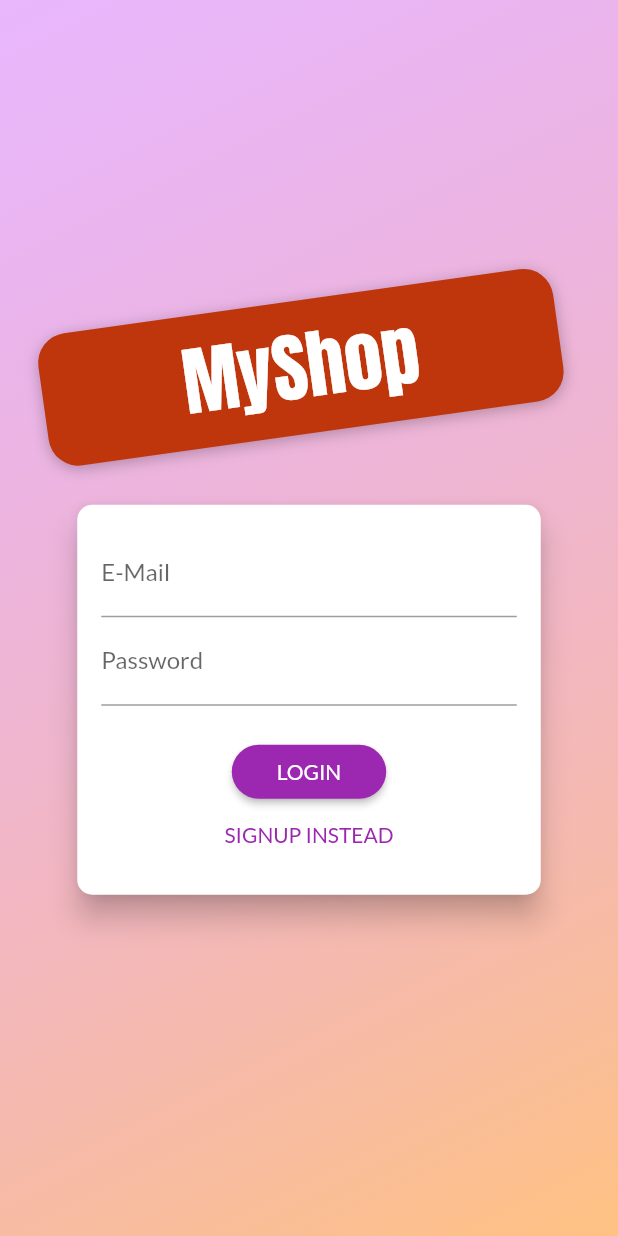
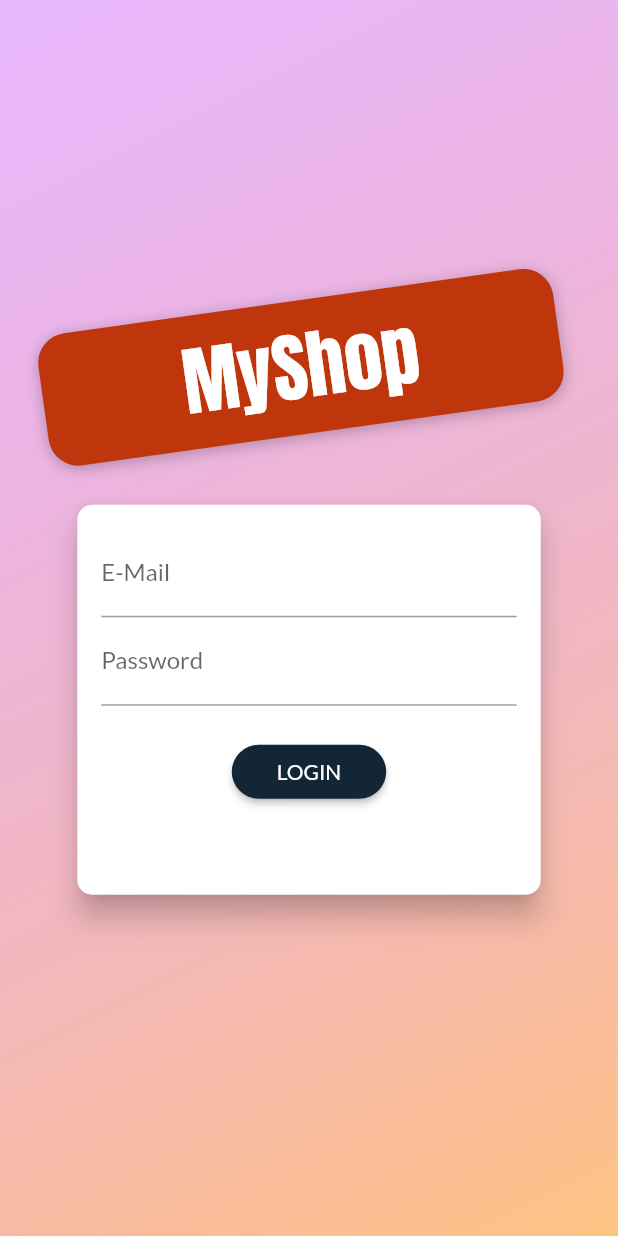
Before and after one commit to nikunjsaraf-oss/shopping_app, a Flutter app: the screen it shows after launch, on a phone screen of 412 x 824 dp. Run offline on Flutter 3.47's test engine with Material 2 defaults, Android fonts, the phone set to English and light mode, and no system bars; our stand-ins replace shared_preferences.

Commit message:
Customise App

```diff
--- a/lib/main.dart
+++ b/lib/main.dart
@@ -48,8 +48,8 @@ class MyApp extends StatelessWidget {
         builder: (ctx, auth, _) => MaterialApp(
           title: 'MyShop',
           theme: ThemeData(
-            primarySwatch: Colors.purple,
-            accentColor: Colors.deepOrange,
+            primaryColor: Colors.white,
+            accentColor: Color(0xff122636),
             fontFamily: 'Lato',
           ),
           home: auth.isAuth
--- a/lib/screens/auth_screen.dart
+++ b/lib/screens/auth_screen.dart
@@ -256,9 +256,9 @@ class _AuthCardState extends State<AuthCard> {
                         ),
                         padding: EdgeInsets.symmetric(
                             horizontal: 30.0, vertical: 8.0),
-                        primary: Theme.of(context).primaryColor,
+                        primary: Theme.of(context).accentColor,
                         onPrimary:
-                            Theme.of(context).primaryTextTheme.button.color,
+                            Colors.white,
                       )),
                 TextButton(
                   child: Text(
--- a/lib/widgets/badge.dart
+++ b/lib/widgets/badge.dart
@@ -37,6 +37,7 @@ class Badge extends StatelessWidget {
               textAlign: TextAlign.center,
               style: TextStyle(
                 fontSize: 10,
+                color: Colors.white
               ),
             ),
           ),
--- a/lib/widgets/products_grid.dart
+++ b/lib/widgets/products_grid.dart
@@ -26,8 +26,8 @@ class ProductsGrid extends StatelessWidget {
                 ),
           ),
       gridDelegate: SliverGridDelegateWithFixedCrossAxisCount(
-        crossAxisCount: 2,
-        childAspectRatio: 3 / 2,
+        crossAxisCount: 1,
+        childAspectRatio: 3/2,
         crossAxisSpacing: 10,
         mainAxisSpacing: 10,
       ),
--- a/lib/widgets/user_product_item.dart
+++ b/lib/widgets/user_product_item.dart
@@ -24,7 +24,7 @@ class UserProductItem extends StatelessWidget {
         child: Row(
           children: <Widget>[
             IconButton(
-              icon: Icon(Icons.edit),
+              icon: Icon(Icons.edit, color: Theme.of(context).accentColor,),
               onPressed: () {
                 Navigator.of(context)
                     .pushNamed(EditProductScreen.routeName, arguments: id);
```
Also changed, not shown: lib/widgets/product_item.dart (+6 -1 lines).
